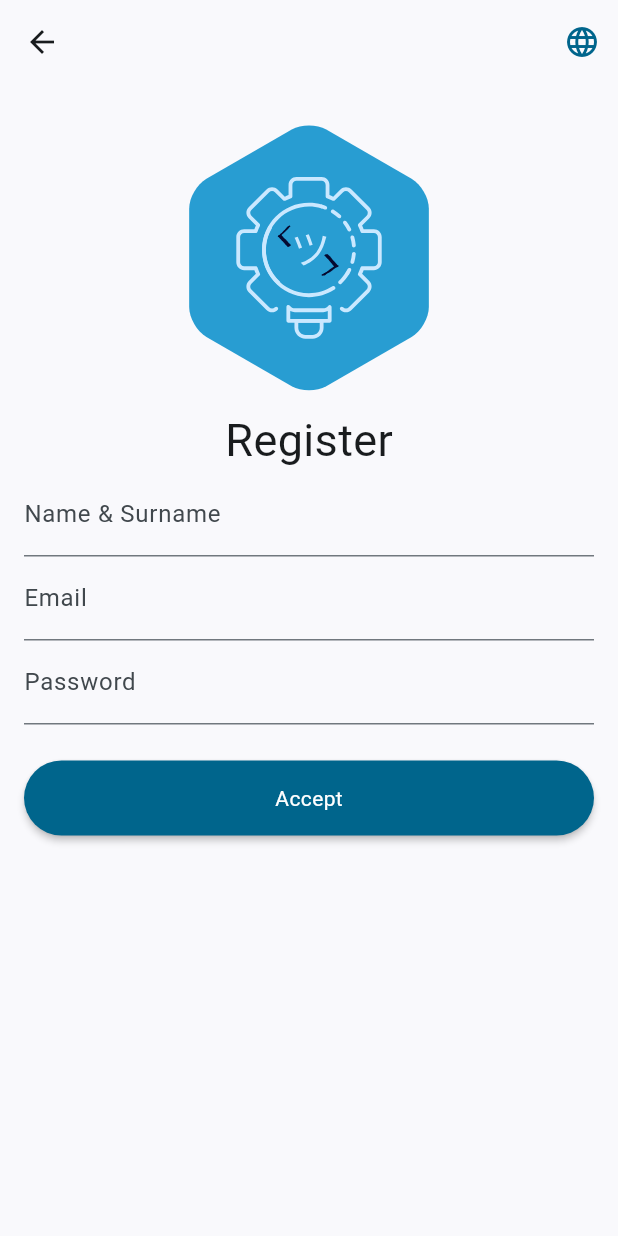
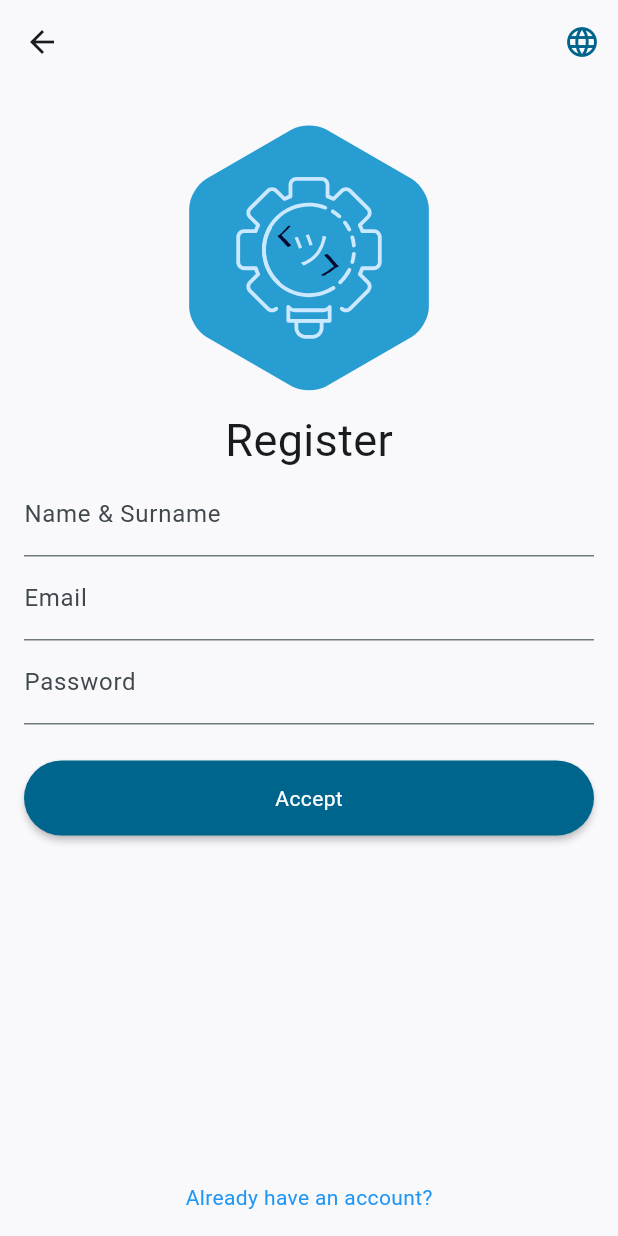
Before and after one commit to Malsaeed276/Soltion-Center, a Flutter app: the SignUp screen opened by its route, on a phone screen of 412 x 824 dp. Run offline on Flutter 3.47's test engine with Material 2 defaults, Android fonts, the phone set to English and light mode, and no system bars; our stand-ins replace cloud_firestore, connectivity_plus, firebase_auth, firebase_core, hive_flutter; accounts and stored records are empty.

Commit message:
Update sign_up.dart

```diff
--- a/soltion_center/lib/view/login/sign_up.dart
+++ b/soltion_center/lib/view/login/sign_up.dart
@@ -2,6 +2,7 @@ import 'package:flutter/material.dart';
 import 'package:provider/provider.dart';
 import 'package:soltion_center/units/logo.dart';
 import '../../controllers/localization_controller.dart';
+import '../login/login_page.dart';
 
 class SignUp extends StatelessWidget {
   const SignUp({super.key});
@@ -101,6 +102,16 @@ class SignUp extends StatelessWidget {
                   ),
                 ),
               ),
+              Spacer(),
+              GestureDetector(
+                onTap: () {
+                  Navigator.push(
+                    context,
+                    MaterialPageRoute(builder: (context) => LoginPage()),
+                  );
+                },
+                child: Text(lang.alreadyHaveAnAccount!, style: TextStyle(color: Colors.blue)),
+              ),
             ],
           ),
         ),
```
